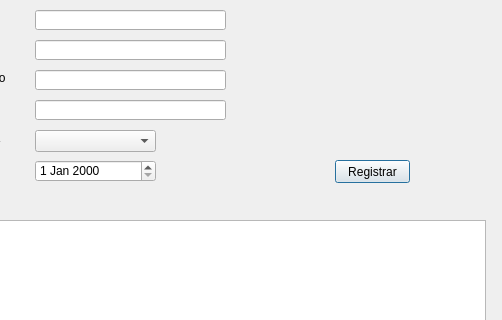
The window that UI/Ui_registro.ui (piedrachin/proyecto) describes before a commit, drawn with Qt 5; both pictures show x 95 to 597 and y 0 to 320 of the 597 by 421 pixel window.
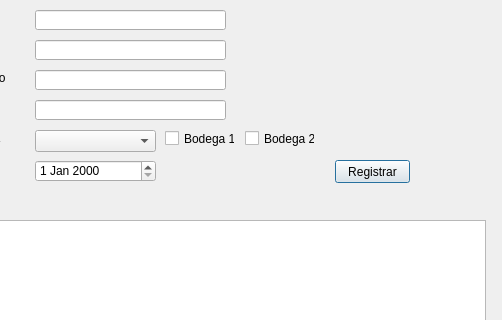
The same window after the commit.

Diff of the .ui file:
```diff
--- a/UI/Ui_registro.ui
+++ b/UI/Ui_registro.ui
@@ -177,6 +177,32 @@
     </rect>
    </property>
   </widget>
+  <widget class="QCheckBox" name="cbox_bodega2">
+   <property name="geometry">
+    <rect>
+     <x>340</x>
+     <y>130</y>
+     <width>70</width>
+     <height>17</height>
+    </rect>
+   </property>
+   <property name="text">
+    <string>Bodega 2</string>
+   </property>
+  </widget>
+  <widget class="QCheckBox" name="cbx_bodega1">
+   <property name="geometry">
+    <rect>
+     <x>260</x>
+     <y>130</y>
+     <width>70</width>
+     <height>17</height>
+    </rect>
+   </property>
+   <property name="text">
+    <string>Bodega 1</string>
+   </property>
+  </widget>
  </widget>
  <resources/>
  <connections/>
```
